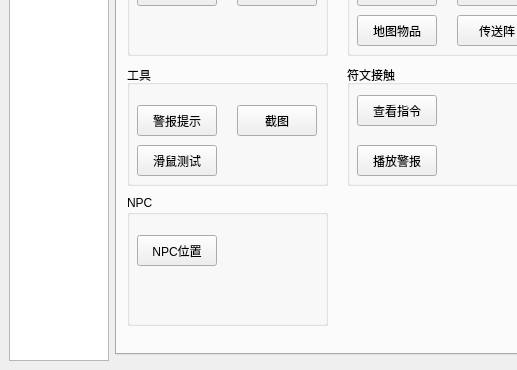
Before: the Qt Designer form mainwindow.ui in kinvcode/BattleMush, drawn with Qt 5; both pictures show x 0 to 517 and y 230 to 600 of the 800 by 600 pixel window.
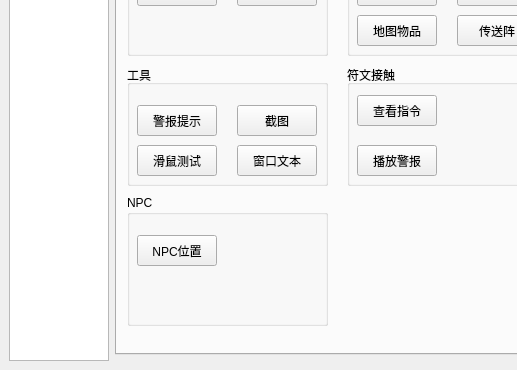
After: the same form once the commit is applied. Custom widgets are drawn as their Qt base class.

What changed in the file:
```diff
--- a/mainwindow.ui
+++ b/mainwindow.ui
@@ -2345,6 +2345,31 @@
             <string>滑鼠测试</string>
            </property>
           </widget>
+          <widget class="QPushButton" name="pushButton_text_list">
+           <property name="geometry">
+            <rect>
+             <x>110</x>
+             <y>80</y>
+             <width>80</width>
+             <height>31</height>
+            </rect>
+           </property>
+           <property name="minimumSize">
+            <size>
+             <width>80</width>
+             <height>0</height>
+            </size>
+           </property>
+           <property name="maximumSize">
+            <size>
+             <width>80</width>
+             <height>16777215</height>
+            </size>
+           </property>
+           <property name="text">
+            <string>窗口文本</string>
+           </property>
+          </widget>
          </widget>
          <widget class="QGroupBox" name="groupBox_4">
           <property name="geometry">
```
